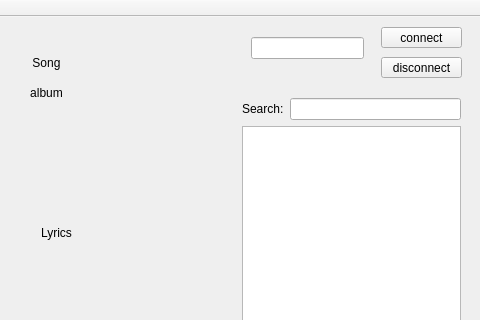
Before: the Qt Designer form P2Psystem/mainwindow.ui in utwnglam/CSCI3280-PROJ, drawn with Qt 5; both pictures show x 169 to 649 and y 0 to 320 of the 649 by 545 pixel window.
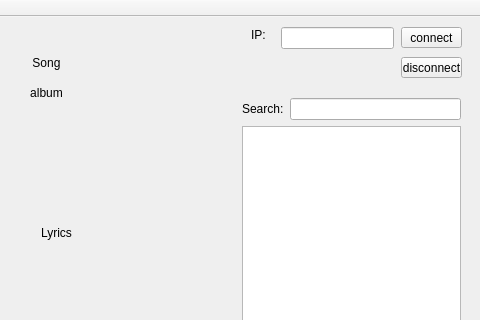
After: the same form once the commit is applied. Icons and pictures are not drawn.

```diff
--- a/P2Psystem/mainwindow.ui
+++ b/P2Psystem/mainwindow.ui
@@ -303,8 +303,8 @@
    <widget class="QLineEdit" name="IPaddr">
     <property name="geometry">
      <rect>
-      <x>420</x>
-      <y>20</y>
+      <x>450</x>
+      <y>10</y>
       <width>113</width>
       <height>22</height>
      </rect>
@@ -313,9 +313,9 @@
    <widget class="QPushButton" name="connectButton">
     <property name="geometry">
      <rect>
-      <x>550</x>
+      <x>570</x>
       <y>10</y>
-      <width>81</width>
+      <width>61</width>
       <height>21</height>
      </rect>
     </property>
@@ -326,9 +326,9 @@
    <widget class="QPushButton" name="disButton">
     <property name="geometry">
      <rect>
-      <x>550</x>
+      <x>570</x>
       <y>40</y>
-      <width>81</width>
+      <width>61</width>
       <height>21</height>
      </rect>
     </property>
@@ -349,6 +349,19 @@
      <string>P2P open</string>
     </property>
    </widget>
+   <widget class="QLabel" name="label">
+    <property name="geometry">
+     <rect>
+      <x>420</x>
+      <y>10</y>
+      <width>21</width>
+      <height>16</height>
+     </rect>
+    </property>
+    <property name="text">
+     <string>IP:</string>
+    </property>
+   </widget>
   </widget>
   <widget class="QMenuBar" name="menuBar">
    <property name="geometry">
```
